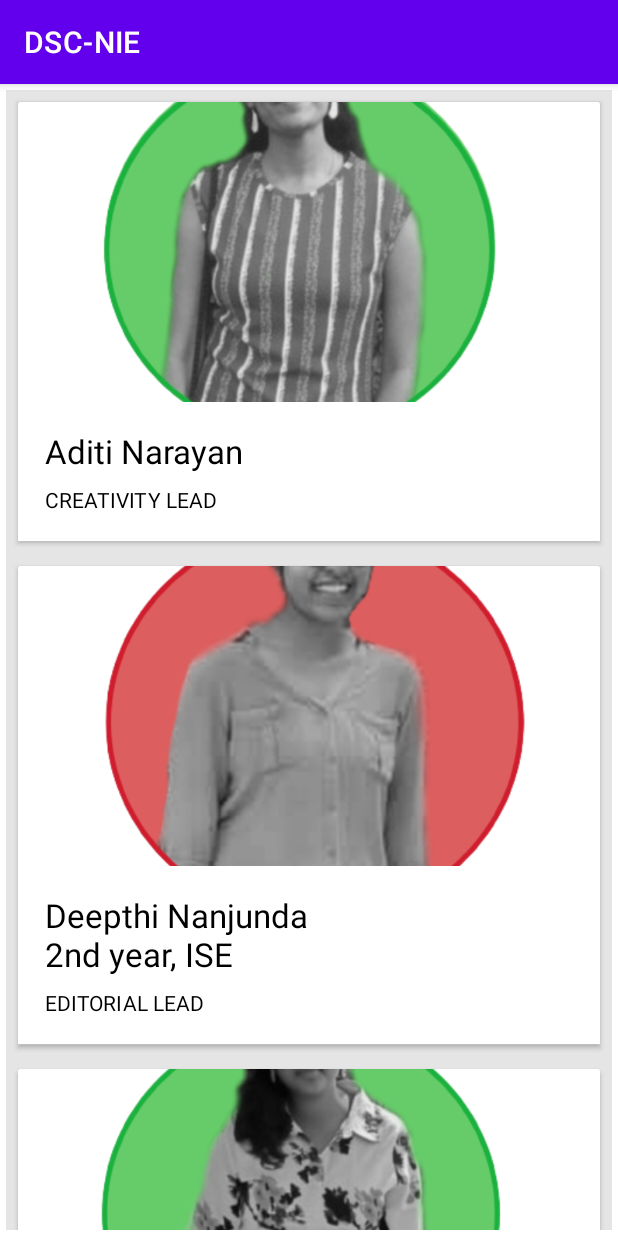
After one commit to aadityaguptaa/dsc_nie_1, an Android app: the ManagementTeamFragment screen opened through its navigation route, on a phone screen of 412 x 824 dp. The commit adds this screen. Run offline under Robolectric (Android 15) with nearby library versions, the phone set to English and light mode, and no system bars; our stand-ins replace data binding; plain views replace ElasticView.

Commit message:
management t-1

```diff
--- a/app/src/main/java/com/example/dsc_nie/adapter/CategoryItemAdapter.kt
+++ b/app/src/main/java/com/example/dsc_nie/adapter/CategoryItemAdapter.kt
@@ -36,6 +36,10 @@ class CategoryItemAdapter(private val context: Context?, private val categoryIte
             holder.itemImage.setOnClickListener{view: View ->
                 Navigation.findNavController(view).navigate(R.id.action_homeFragment_to_techTeamFragment)
             }
+        }else if(categoryItem[position].itemId == 9){
+            holder.itemImage.setOnClickListener{view: View ->
+                Navigation.findNavController(view).navigate(R.id.action_homeFragment_to_managementTeamFragment)
+            }
         }
     }
 
--- /dev/null
+++ b/app/src/main/java/com/example/dsc_nie/teams_intro/ManagementTeamFragment.kt
@@ -0,0 +1,69 @@
+package com.example.dsc_nie.teams_intro
+
+import android.os.Bundle
+import androidx.fragment.app.Fragment
+import android.view.LayoutInflater
+import android.view.View
+import android.view.ViewGroup
+import androidx.databinding.DataBindingUtil
+import androidx.recyclerview.widget.LinearLayoutManager
+import androidx.recyclerview.widget.RecyclerView
+import com.example.dsc_nie.R
+import com.example.dsc_nie.RecyclerAdapter
+import com.example.dsc_nie.databinding.FragmentManagementTeamBinding
+
+
+class ManagementTeamFragment : Fragment() {
+
+    private var titlesList = mutableListOf<String>()
+    private var positionList = mutableListOf<String>()
+    private var imagesList = mutableListOf<Int>()
+    private var descList = mutableListOf<String>()
+    private var instagramList = mutableListOf<String>()
+    private var facebookList = mutableListOf<String>()
+    private var emailList = mutableListOf<String>()
+
+    private lateinit var recyclerView: RecyclerView
+
+    override fun onCreateView(inflater: LayoutInflater, container: ViewGroup?,
+                              savedInstanceState: Bundle?): View? {
+        // Inflate the layout for this fragment
+        val binding: FragmentManagementTeamBinding = DataBindingUtil.inflate(
+                inflater, R.layout.fragment_management_team, container, false)
+
+        postToList()
+
+        recyclerView =  binding.managementTeamRecyclerView
+        recyclerView.layoutManager = LinearLayoutManager(activity)
+        recyclerView.adapter = RecyclerAdapter(titlesList, positionList, imagesList, descList, instagramList, facebookList, emailList)
+        return binding.root
+    }
+
+    private fun addToList(title: String, position: String, image: Int, description: String, instagram: String, facebook: String, email: String){
+        titlesList.add(title)
+        positionList.add(position)
+        imagesList.add(image)
+        descList.add(description)
+        instagramList.add(instagram)
+        facebookList.add(facebook)
+        emailList.add(email)
+    }
+
+    private fun postToList(){
+        addToList(getString(R.string.aditi), getString(R.string.creativity_lead),  R.drawable.aditi, getString(R.string.adityaDescription), getString(R.string.aditya_instagram), getString(R.string.aditya_facebook), getString(R.string.aditya_email))
+        addToList(getString(R.string.deepthi), getString(R.string.editorial_lead),  R.drawable.deepthi, getString(R.string.adityaDescription), getString(R.string.aditya_instagram), getString(R.string.aditya_facebook), getString(R.string.aditya_email))
+        addToList(getString(R.string.dharitri), getString(R.string.events_lead),  R.drawable.dharitri, getString(R.string.adityaDescription), getString(R.string.aditya_instagram), getString(R.string.aditya_facebook), getString(R.string.aditya_email))
+        addToList(getString(R.string.divya), getString(R.string.outreach_lead),  R.drawable.divya, getString(R.string.adityaDescription), getString(R.string.aditya_instagram), getString(R.string.aditya_facebook), getString(R.string.aditya_email))
+        addToList(getString(R.string.lohith), getString(R.string.events_lead),  R.drawable.lohith, getString(R.string.adityaDescription), getString(R.string.aditya_instagram), getString(R.string.aditya_facebook), getString(R.string.aditya_email))
+        addToList(getString(R.string.prabhajana), getString(R.string.management_lead),  R.drawable.prabhajana, getString(R.string.adityaDescription), getString(R.string.aditya_instagram), getString(R.string.aditya_facebook), getString(R.string.aditya_email))
+        addToList(getString(R.string.pulkit), getString(R.string.editorial_lead),  R.drawable.pulkit, getString(R.string.adityaDescription), getString(R.string.aditya_instagram), getString(R.string.aditya_facebook), getString(R.string.aditya_email))
+        addToList(getString(R.string.raghav), getString(R.string.outreach_lead),  R.drawable.raghav, getString(R.string.adityaDescription), getString(R.string.aditya_instagram), getString(R.string.aditya_facebook), getString(R.string.aditya_email))
+        addToList(getString(R.string.sathwik), getString(R.string.design_lead),  R.drawable.sathwik, getString(R.string.adityaDescription), getString(R.string.aditya_instagram), getString(R.string.aditya_facebook), getString(R.string.aditya_email))
+        addToList(getString(R.string.shriyank), getString(R.string.design_lead),  R.drawable.shriyank, getString(R.string.adityaDescription), getString(R.string.aditya_instagram), getString(R.string.aditya_facebook), getString(R.string.aditya_email))
+        addToList(getString(R.string.tulsi), getString(R.string.marketing_lead),  R.drawable.tulsi, getString(R.string.adityaDescription), getString(R.string.aditya_instagram), getString(R.string.aditya_facebook), getString(R.string.aditya_email))
+
+
+
+
+    }
+}
--- /dev/null
+++ b/app/src/main/res/layout/fragment_management_team.xml
@@ -0,0 +1,21 @@
+<?xml version="1.0" encoding="utf-8"?>
+<layout xmlns:android="http://schemas.android.com/apk/res/android"
+    xmlns:tools="http://schemas.android.com/tools">
+    <RelativeLayout
+        android:layout_width="match_parent"
+        android:layout_height="match_parent"
+        >
+
+        <androidx.recyclerview.widget.RecyclerView
+            android:id="@+id/management_team_recyclerView"
+            android:layout_width="match_parent"
+            android:layout_height="match_parent"
+            android:layout_marginStart="4dp"
+            android:layout_marginTop="4dp"
+            android:layout_marginEnd="4dp"
+            android:layout_marginBottom="4dp"
+            tools:itemCount="25"
+            tools:listitem="@layout/team_item_layout"/>
+
+    </RelativeLayout>
+</layout>
--- a/app/src/main/res/layout/team_item_layout.xml
+++ b/app/src/main/res/layout/team_item_layout.xml
@@ -57,7 +57,8 @@
                     android:layout_width="match_parent"
                     android:layout_height="wrap_content"
                     android:layout_marginTop="12dp"
-                    android:orientation="vertical">
+                    android:orientation="vertical"
+                    android:visibility="gone">
 
                     <TextView
                         android:id="@+id/CoreDescription"
--- a/app/src/main/res/navigation/navigation.xml
+++ b/app/src/main/res/navigation/navigation.xml
@@ -16,6 +16,9 @@
         <action
             android:id="@+id/action_homeFragment_to_techTeamFragment"
             app:destination="@id/techTeamFragment" />
+        <action
+            android:id="@+id/action_homeFragment_to_managementTeamFragment"
+            app:destination="@id/managementTeamFragment" />
     </fragment>
     <fragment
         android:id="@+id/aboutUs"
@@ -25,4 +28,8 @@
         android:id="@+id/techTeamFragment"
         android:name="com.example.dsc_nie.teams_intro.TechTeamFragment"
         android:label="TechTeamFragment" />
+    <fragment
+        android:id="@+id/managementTeamFragment"
+        android:name="com.example.dsc_nie.teams_intro.ManagementTeamFragment"
+        android:label="ManagementTeamFragment" />
 </navigation>
--- a/app/src/main/res/values/strings.xml
+++ b/app/src/main/res/values/strings.xml
@@ -1,6 +1,5 @@
 <resources>
     <string name="app_name">DSC-NIE</string>
-    <!-- TODO: Remove or change this placeholder text -->
     <string name="hello_blank_fragment">Hello blank fragment</string>
     <string name="profile_picture">Profile Picture</string>
     <string name="good_string">Good</string>
@@ -70,5 +69,4 @@ So come join us on this amazing journey!\n\nWe are new so we have the fresh scen
     <string name="aditya_instagram">"https://www.instagram.com/adi.tya_._/"</string>
 
 
-
 </resources>
```
Also changed, not shown: app/src/main/res/drawable-v24/aditi.png (added), app/src/main/res/drawable-v24/deepthi.png (added), app/src/main/res/drawable-v24/dharitri.png (added), app/src/main/res/drawable-v24/divya.png (added), app/src/main/res/drawable-v24/lohith.png (added), app/src/main/res/drawable-v24/prabhajana.png (added), app/src/main/res/drawable-v24/pulkit.png (added), app/src/main/res/drawable-v24/raghav.png (added), app/src/main/res/drawable-v24/sathwik.png (added), app/src/main/res/drawable-v24/shriyank.png (added), app/src/main/res/drawable-v24/tulsi.png (added).
